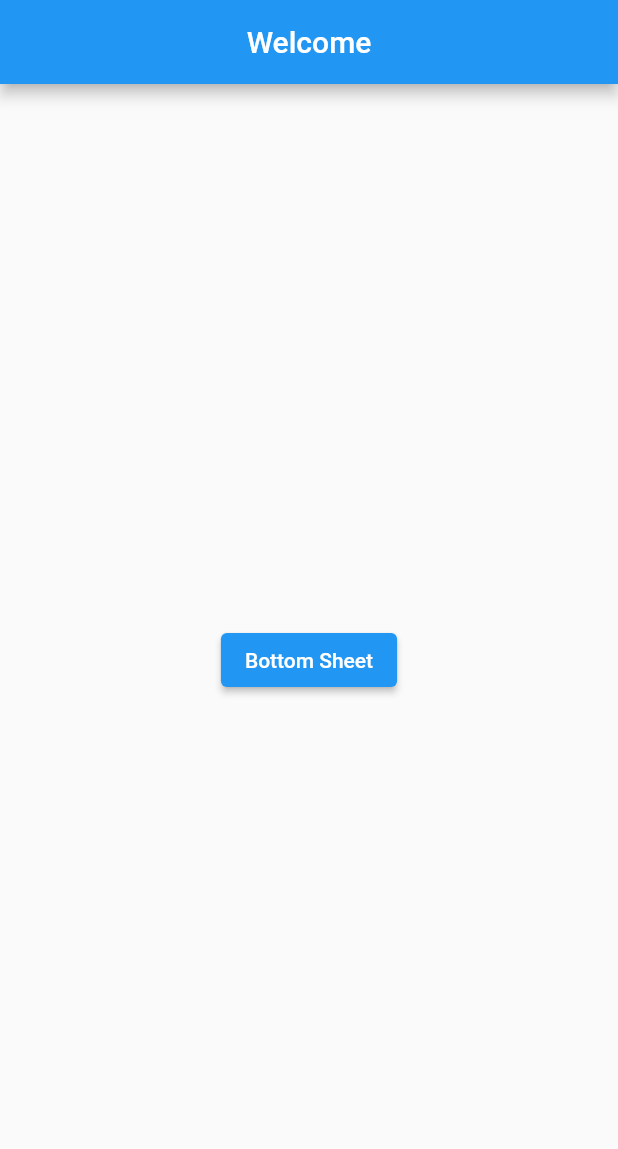
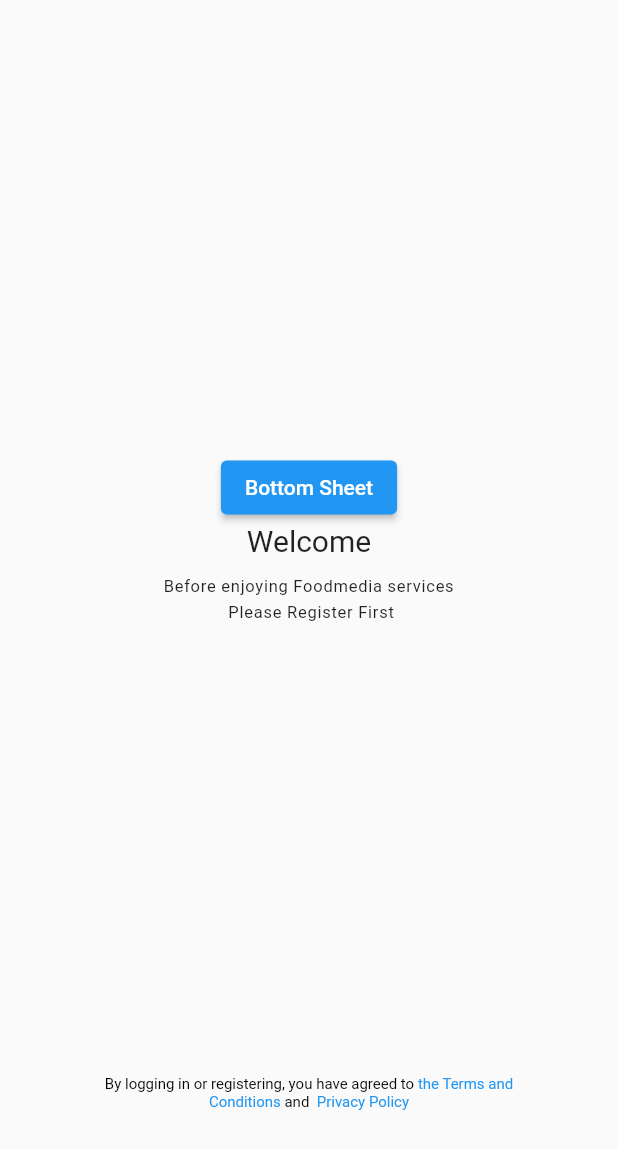
Before and after one commit to tamzidpeace/FoodMedia, a Flutter app: the screen it shows after launch, on a phone screen of 412 x 824 dp. Shown: the top 1149 px of the screen. Run offline on Flutter 3.47's test engine with Material 2 defaults, Android fonts, the phone set to English and light mode, and no system bars.

Commit message:
welcome screen page design running

```diff
--- a/lib/views/Welcome.dart
+++ b/lib/views/Welcome.dart
@@ -7,18 +7,76 @@
   @override
   Widget build(BuildContext context) {
     return Scaffold(
-      appBar: AppBar(
-        centerTitle: true,
-        title: Text("Welcome"),
-      ),
       body: Container(
         child: Center(
-          child: ElevatedButton(
-            onPressed: () async {
-              BottomSheetPopUp bottomSheetPopUp = BottomSheetPopUp();
-              bottomSheetPopUp.bottomSheet(context);
-            },
-            child: Text("Bottom Sheet"),
+          child: Column(
+            children: [
+              Container(
+                height: MediaQuery.of(context).size.height * 0.87,
+                child: Column(
+                  mainAxisAlignment: MainAxisAlignment.center,
+                  children: [
+                    ElevatedButton(
+                      onPressed: () async {
+                        BottomSheetPopUp bottomSheetPopUp = BottomSheetPopUp();
+                        bottomSheetPopUp.bottomSheet(context);
+                      },
+                      child: Text("Bottom Sheet"),
+                    ),
+                    Text(
+                      "Welcome",
+                      style: TextStyle(fontSize: 20),
+                    ),
+                    SizedBox(
+                      height: 10,
+                    ),
+                    Text(
+                      "Before enjoying Foodmedia services \n Please Register First",
+                      textAlign: TextAlign.center,
+                      style: TextStyle(
+                          fontSize: 11.0, height: 1.5, letterSpacing: 0.5),
+                    ),
+                  ],
+                ),
+              ),
+              Padding(
+                  padding: const EdgeInsets.only(
+                    left: 40.0,
+                    right: 40.0,
+                  ),
+                  child: RichText(
+                    textAlign: TextAlign.center,
+                    text: TextSpan(
+                        style: TextStyle(
+                          color: Colors.black,
+                          fontSize: 10.0,
+                        ),
+                        children: [
+                          TextSpan(
+                              text:
+                                  "By logging in or registering, you have agreed to"),
+                          TextSpan(
+                            text: " the Terms and\n",
+                            style: TextStyle(color: Colors.blue),
+                          ),
+                          TextSpan(
+                              text: "Conditions ",
+                              style: TextStyle(color: Colors.blue)),
+                          TextSpan(
+                              text: "and ",
+                              style: TextStyle(color: Colors.black)),
+                          TextSpan(
+                              text: " Privacy Policy",
+                              style: TextStyle(color: Colors.blue)),
+                        ]),
+                  )
+                  /* Text(
+                  "By logging in or registering, you have agreed to the Terms and Conditions and Privacy Policy.",
+                  textAlign: TextAlign.center,
+                  style: TextStyle(fontSize: 9.0),
+                ), */
+                  )
+            ],
           ),
         ),
       ),
```
